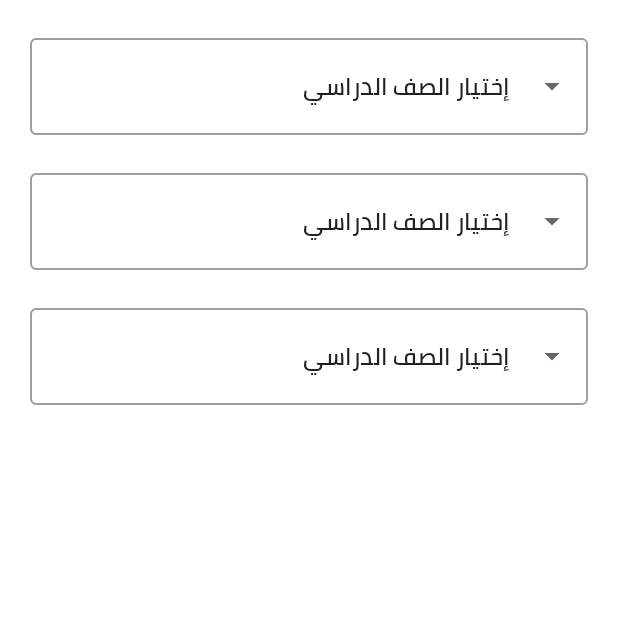
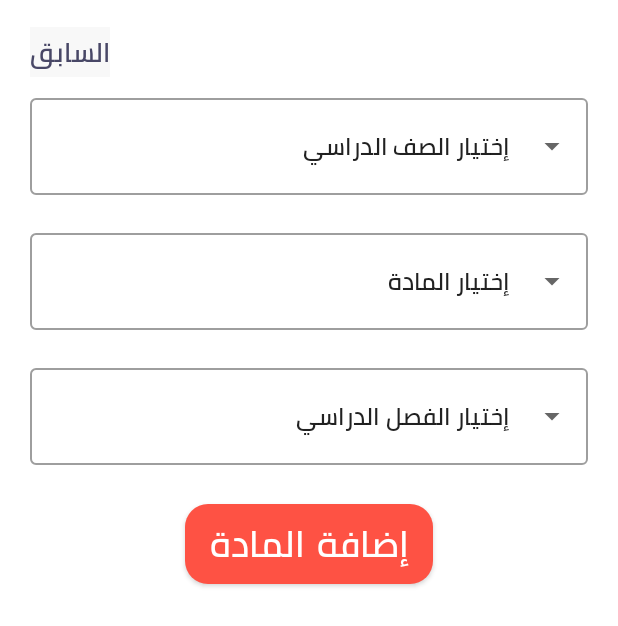
Before and after one commit to AballahEhab/Nadris, an Android app: the choosing_new_subjects screen opened through its navigation route, on a phone screen of 412 x 824 dp. Shown: the top 626 px of the screen. Run offline under Robolectric (Android 15) with nearby library versions, the phone set to English and light mode, and no system bars; our stand-ins replace data binding.

Commit message:
Recycler view subjects and teacher with diffutil and data binding all RV

```diff
--- a/app/src/main/java/com/example/android/nadris/TeachersRVFragmentViewModel.kt
+++ b/app/src/main/java/com/example/android/nadris/TeachersRVFragmentViewModel.kt
@@ -10,12 +10,12 @@ class TeachersRVFragmentViewModel : ViewModel() {
    private var list=MutableLiveData<List<dataRvTeach>>();
     fun  getdata(): MutableLiveData<List<dataRvTeach>> {
         var teachers= mutableListOf<dataRvTeach>()
-        teachers.add(dataRvTeach(1,"محمد مصطفي", "شرح ومراجعه", 8, R.drawable.icon_parent))
-        teachers.add(dataRvTeach(2,"شكري فضل", "شرح ", 8, R.drawable.icon_parent))
-        teachers.add(dataRvTeach(3,"عبدالله إيهاب", "ومراجعه", 8, R.drawable.icon_parent))
-        teachers.add(dataRvTeach(4,"عبدالله صلاح", "شرح ومراجعه", 8, R.drawable.icon_parent))
-        teachers.add(dataRvTeach(5,"محمد مصطفي", "شرح ", 8, R.drawable.icon_parent))
-        teachers.add(dataRvTeach(6,"شكري فضل", "مراجعه", 8, R.drawable.icon_parent))
+        teachers.add(dataRvTeach(1,"محمد مصطفي", 8, R.drawable.icon_parent))
+        teachers.add(dataRvTeach(2,"شكري فضل", 8, R.drawable.icon_parent))
+        teachers.add(dataRvTeach(3,"عبدالله إيهاب", 8, R.drawable.icon_parent))
+        teachers.add(dataRvTeach(4,"عبدالله صلاح", 8, R.drawable.icon_parent))
+        teachers.add(dataRvTeach(5,"محمد مصطفي", 8, R.drawable.icon_parent))
+        teachers.add(dataRvTeach(6,"شكري فضل", 8, R.drawable.icon_parent))
         list.value = teachers
      return list
     }
--- a/app/src/main/java/com/example/android/nadris/customAdapterRVTeach.kt
+++ b/app/src/main/java/com/example/android/nadris/customAdapterRVTeach.kt
@@ -27,11 +27,14 @@ class customAdapterRVTeach()
     }
 //computing different bettween two
     val differ =AsyncListDiffer(this,differCallback)
-    override fun onCreateViewHolder(parent: ViewGroup, viewType: Int): Viewholder {
+
+    override fun onCreateViewHolder(parent: ViewGroup, viewType: Int)
+    : Viewholder {
 //        val v = LayoutInflater.from(parent.context)
 //            .inflate(R.layout.item_rv_teachers,parent,false)
-        val v =ItemRvTeachersBinding.inflate(LayoutInflater.from
-            (parent.context),parent,false)
+        val v =ItemRvTeachersBinding.inflate(LayoutInflater.
+        from(parent.context),
+            parent,false)
         return Viewholder(v)
     }
 
@@ -39,10 +42,8 @@ class customAdapterRVTeach()
         val data:dataRvTeach=differ.currentList[position]
 
         holder.binding.tvNameTeachers.text=data.name_teachers
-        holder.binding.tvContentDescription.text=data.content_description
         holder.binding.tvEvaluation.text=data.evaluation.toString()
         holder.binding.ivTeachers.setImageResource(data.iv_teachers_photo)
-
          //holder.my_data=data  //to send the valu data to veiw holder
 
     }
@@ -51,21 +52,22 @@ class customAdapterRVTeach()
         return differ.currentList.size
     }
 
-class Viewholder(    var binding:ItemRvTeachersBinding):RecyclerView.ViewHolder(binding.root){
-    init {
-        itemView.setOnClickListener {
-            //,var my_data:dataRvTeach?=null
-           // Toast.makeText(itemView.context, my_data?.name_teachers, Toast.LENGTH_LONG).show()
-        }
-    }
-    //data binding in item
-    //used in view holder
-    //used in on bindingHolder
-    //change onCreateViewHolder to use binding
-    //difutil
-    //AsyncListDiffer<data>
-    //used differ in onBindViewHolder & getItemCount
-
+class Viewholder(var binding:ItemRvTeachersBinding):RecyclerView.ViewHolder(binding.root){
+//    init {
+//        itemView.setOnClickListener {
+//            //,var my_data:dataRvTeach?=null
+//           // Toast.makeText(itemView.context, my_data?.name_teachers, Toast.LENGTH_LONG).show()
+//        }
+//    }
+    /*
+    data binding in item
+    used in view holder
+    used in on bindingHolder
+    change onCreateViewHolder to use binding
+    difutil
+    AsyncListDiffer<data>
+    used differ in onBindViewHolder & getItemCount
+   */
 
 
 
@@ -80,6 +82,5 @@ class Viewholder(    var binding:ItemRvTeachersBinding):RecyclerView.ViewHolder(
 }
 data class dataRvTeach(var id:Int,
                 var name_teachers : String,
-                var content_description:String,
                 var evaluation:Int,
                 var iv_teachers_photo:Int)
--- a/app/src/main/java/com/example/android/nadris/subject_item_vm.kt
+++ b/app/src/main/java/com/example/android/nadris/subject_item_vm.kt
@@ -6,4 +6,5 @@ package com.example.android.nadris
 import androidx.lifecycle.ViewModel
 
 class subject_item_vm: ViewModel()  {
+
 }
--- a/app/src/main/res/layout/choosing_new_subjects_fragment.xml
+++ b/app/src/main/res/layout/choosing_new_subjects_fragment.xml
@@ -16,12 +16,15 @@
         tools:context=".choosing_new_subjects">
         <!--Create a TextInputLayout and choose the style,
            for now we are choosing the OutlinedBox ExposedDropdownMenu   -->
+
         <com.google.android.material.textfield.TextInputLayout
+            android:id="@+id/choose_class"
             style="@style/Widget.MaterialComponents.TextInputLayout.OutlinedBox.ExposedDropdownMenu"
-            android:id="@+id/choose_class"
             android:layout_width="match_parent"
             android:layout_height="wrap_content"
-            android:layout_margin="20dp"
+            android:layout_marginTop="60dp"
+            android:layout_marginEnd="20dp"
+            android:layout_marginStart="20dp"
             app:layout_constraintEnd_toEndOf="parent"
             app:layout_constraintStart_toStartOf="parent"
             app:layout_constraintTop_toTopOf="parent">
@@ -37,17 +40,17 @@
                 android:text="@string/autoCompleteTV_choose_class" />
 
         </com.google.android.material.textfield.TextInputLayout>
+
         <com.google.android.material.textfield.TextInputLayout
+            android:id="@+id/choose_subjects"
             style="@style/Widget.MaterialComponents.TextInputLayout.OutlinedBox.ExposedDropdownMenu"
             android:layout_width="match_parent"
             android:layout_height="wrap_content"
-            android:id="@+id/choose_subjects"
-            android:layout_margin="20dp"
-            android:layout_marginTop="24dp"
-            app:layout_constraintTop_toBottomOf="@+id/choose_class"
+android:layout_margin="20dp"
             app:layout_constraintEnd_toEndOf="parent"
+            app:layout_constraintHorizontal_bias="0.0"
             app:layout_constraintStart_toStartOf="parent"
-            >
+            app:layout_constraintTop_toBottomOf="@+id/choose_class">
 
             <!-- Inside text input layout add
                   an auto complete text view
@@ -58,18 +61,20 @@
                 android:layout_height="match_parent"
                 android:layout_weight="1"
                 android:inputType="none"
-                android:text="@string/autoCompleteTV_choose_class" />
+                android:text="@string/autoCompleteTV_choose_subjects" />
 
         </com.google.android.material.textfield.TextInputLayout>
+
         <com.google.android.material.textfield.TextInputLayout
+            android:id="@+id/textInputLayout"
             style="@style/Widget.MaterialComponents.TextInputLayout.OutlinedBox.ExposedDropdownMenu"
             android:layout_width="match_parent"
             android:layout_height="wrap_content"
             android:layout_margin="20dp"
-            app:layout_constraintTop_toBottomOf="@+id/choose_subjects"
             app:layout_constraintEnd_toEndOf="parent"
+            app:layout_constraintHorizontal_bias="0.0"
             app:layout_constraintStart_toStartOf="parent"
-            >
+            app:layout_constraintTop_toBottomOf="@+id/choose_subjects">
 
             <!-- Inside text input layout add
                   an auto complete text view
@@ -80,9 +85,36 @@
                 android:layout_height="match_parent"
                 android:layout_weight="1"
                 android:inputType="none"
-                android:text="@string/autoCompleteTV_choose_class" />
+                android:text="@string/autoCompleteTV_choose_semester" />
 
         </com.google.android.material.textfield.TextInputLayout>
 
+        <com.google.android.material.button.MaterialButton
+            android:id="@+id/btn_add_new_subject"
+            android:layout_width="wrap_content"
+            android:layout_height="wrap_content"
+            android:layout_margin="20dp"
+            android:fontFamily="@font/cairo_light"
+            android:text="@string/btn_add_new_subject"
+            android:textSize="24sp"
+            app:backgroundTint="@color/bink"
+            app:cornerRadius="15dp"
+            app:layout_constraintEnd_toEndOf="parent"
+            app:layout_constraintStart_toStartOf="parent"
+            app:layout_constraintTop_toBottomOf="@+id/textInputLayout" />
+
+        <TextView
+            android:id="@+id/tv_back_to_sub_teacher"
+            android:layout_width="wrap_content"
+            android:layout_height="wrap_content"
+            android:layout_marginTop="18dp"
+            android:text="@string/back_txt"
+            android:fontFamily="@font/cairo_light"
+            android:textSize="18dp"
+            android:background="@color/backwhite"
+            app:layout_constraintEnd_toEndOf="parent"
+            app:layout_constraintHorizontal_bias="0.055"
+            app:layout_constraintStart_toStartOf="parent"
+            app:layout_constraintTop_toTopOf="parent" />
     </androidx.constraintlayout.widget.ConstraintLayout>
 </layout>
--- a/app/src/main/res/layout/sub_teacher_rv__fragment.xml
+++ b/app/src/main/res/layout/sub_teacher_rv__fragment.xml
@@ -29,8 +29,9 @@
 
     <androidx.recyclerview.widget.RecyclerView
         android:id="@+id/rv_subject_teacher"
-        android:layout_width="407dp"
-        android:layout_height="676dp"
+        android:layout_width="match_parent"
+        android:layout_height="wrap_content"
+        android:layout_margin="8dp"
         app:layout_constraintBottom_toBottomOf="parent"
         app:layout_constraintEnd_toEndOf="parent"
         app:layout_constraintHorizontal_bias="1.0"
--- a/app/src/main/res/navigation/login_navigation.xml
+++ b/app/src/main/res/navigation/login_navigation.xml
@@ -64,10 +64,18 @@
     <fragment
         android:id="@+id/sub_teacher_rv_Fragment"
         android:name="com.example.android.nadris.sub_teacher_rv_Fragment"
-        android:label="sub_teacher_rv_Fragment" />
+        android:label="sub_teacher_rv_Fragment" >
+        <action
+            android:id="@+id/action_sub_teacher_rv_Fragment_to_choosing_new_subjects"
+            app:destination="@id/choosing_new_subjects" />
+    </fragment>
     <fragment
         android:id="@+id/choosing_new_subjects"
         android:name="com.example.android.nadris.choosing_new_subjects"
-        android:label="choosing_new_subjects" />
+        android:label="choosing_new_subjects" >
+        <action
+            android:id="@+id/action_choosing_new_subjects_to_sub_teacher_rv_Fragment"
+            app:destination="@id/sub_teacher_rv_Fragment" />
+    </fragment>
 
 </navigation>
--- a/app/src/main/res/values/colors.xml
+++ b/app/src/main/res/values/colors.xml
@@ -6,5 +6,14 @@
     <color name="teal_200">#FF03DAC5</color>
     <color name="teal_700">#FF018786</color>
     <color name="black">#FF000000</color>
+    <color name="darkmood"> #333242</color>
+
+    <color name="bink"> #FE5244</color>
     <color name="white">#FFFFFFFF</color>
+    <color name="backwhite">#F8F8F8</color>
+    <color name="offwihte"> #C4C4C4</color>
+    <color name="darkwihte"> #7C7C7C</color>
+
+
+
 </resources>
--- a/app/src/main/res/values/strings.xml
+++ b/app/src/main/res/values/strings.xml
@@ -44,7 +44,7 @@
     <string name="tv_name_teachers">محمد مصطفي</string>
     <string name="tv_content_description">شرح ومراجعه</string>
     <string name="tv_add_teacher">إضافه</string>
-    <string name="tv_star">*</string>
+    <string name="tv_star">* * * </string>
     <string name="tv_evaluation">4.8</string>
     <!-- TODO: Remove or change this placeholder text -->
     <string name="hello_blank_fragment">Hello blank fragment</string>
@@ -55,6 +55,9 @@
     <string name="tv_semester">الفصل الدراسي الأول</string>
     <string name="tv_class">الثالث الثانوي</string>
     <string name="autoCompleteTV_choose_class">إختيار الصف الدراسي</string>
+    <string name="btn_add_new_subject">إضافة المادة</string>
+    <string name="autoCompleteTV_choose_subjects">إختيار المادة</string>
+    <string name="autoCompleteTV_choose_semester">إختيار الفصل الدراسي</string>
 
     >
 </resources>
```
Also changed, not shown: app/src/main/java/com/example/android/nadris/SubTeacherRvViewModel.kt (+15 -2 lines), app/src/main/java/com/example/android/nadris/SubjectsRvFragment.kt (+19 -16 lines), app/src/main/java/com/example/android/nadris/SubjectsRvFragmentViewModel.kt (+18 -2 lines), app/src/main/java/com/example/android/nadris/customAdapterRVsub.kt (+30 -24 lines), app/src/main/java/com/example/android/nadris/customAdapterRVsubteacher.kt (+29 -31 lines), app/src/main/java/com/example/android/nadris/dataRVsubITEM.kt (deleted, +0 -8 lines), app/src/main/java/com/example/android/nadris/sub_teacher_rv_Fragment.kt (+23 -7 lines), app/src/main/res/layout/item_rv_sub_teacher.xml (+21 -14 lines), app/src/main/res/layout/item_rv_subjects.xml (+26 -39 lines), app/src/main/res/layout/item_rv_teachers.xml (+15 -28 lines).
